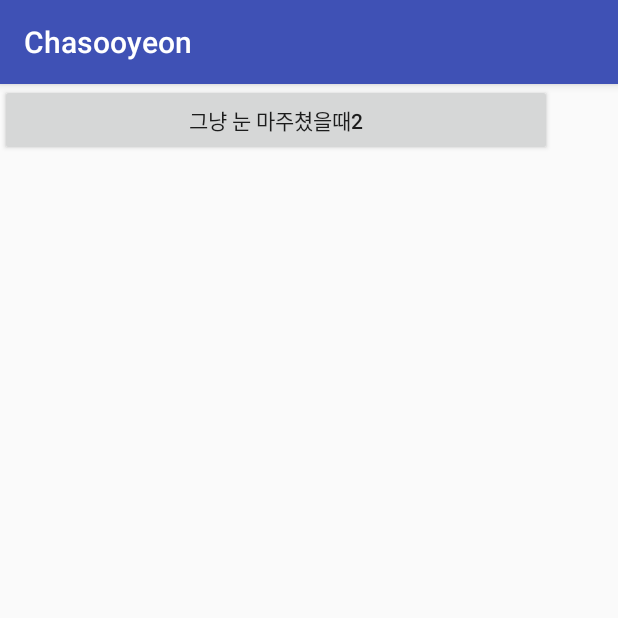
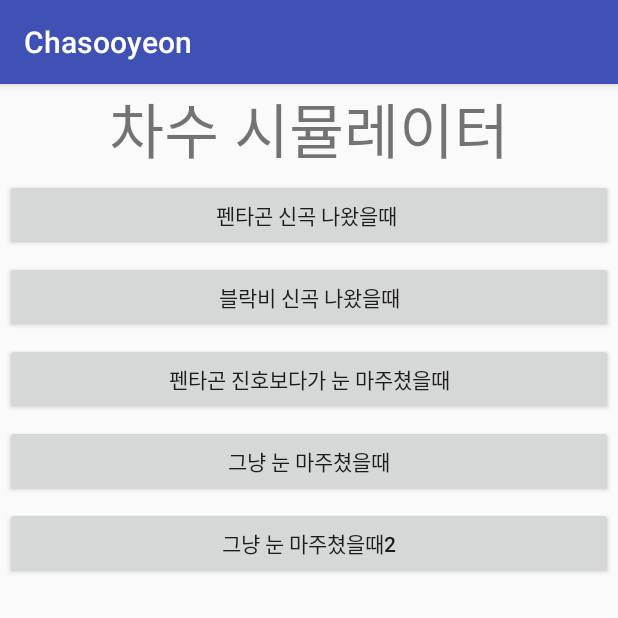
Before and after one commit to wkddbwls145/friend-simulator, an Android app: the screen it shows after launch (MainActivity), on a phone screen of 412 x 824 dp, the top half of it. Run offline under Robolectric (Android 15) with nearby library versions, the phone set to English and light mode, and no system bars.

Commit message:
#6 리니어 레이아웃으로 레이아웃 변경

```diff
--- a/app/src/main/res/layout/activity_main.xml
+++ b/app/src/main/res/layout/activity_main.xml
@@ -1,53 +1,54 @@
 <?xml version="1.0" encoding="utf-8"?>
-<android.support.constraint.ConstraintLayout xmlns:android="http://schemas.android.com/apk/res/android"
+<LinearLayout
+    xmlns:android="http://schemas.android.com/apk/res/android"
     xmlns:app="http://schemas.android.com/apk/res-auto"
     xmlns:tools="http://schemas.android.com/tools"
+    android:orientation="vertical"
     android:layout_width="match_parent"
     android:layout_height="match_parent"
     tools:context="kr.hs.emirim.wkddbwls145.chasooyeon.MainActivity">
 
+    <TextView
+        android:id="@+id/textView"
+        android:layout_width="match_parent"
+        android:layout_height="wrap_content"
+        android:textSize = "40sp"
+        android:gravity="center"
+        android:text="차수 시뮬레이터" />
+
     <Button
         android:id="@+id/button1"
-        android:layout_width="368dp"
+        android:layout_width="match_parent "
         android:layout_height="wrap_content"
-        android:text="펜타곤 신곡 나왔을때 "
-        tools:layout_editor_absoluteX="8dp"
-        android:layout_marginBottom="15dp"
-        app:layout_constraintBottom_toTopOf="@+id/button3" />
+        android:layout_margin="3dp"
+        android:text="펜타곤 신곡 나왔을때 " />
 
     <Button
         android:id="@+id/button2"
-        android:layout_width="368dp"
+        android:layout_width="match_parent "
         android:layout_height="wrap_content"
-        android:text="블락비 신곡 나왔을때"
-        tools:layout_editor_absoluteX="8dp"
-        android:layout_marginBottom="10dp"
-        app:layout_constraintBottom_toTopOf="@+id/button1" />
+        android:layout_margin="3dp"
+        android:text="블락비 신곡 나왔을때" />
 
     <Button
         android:id="@+id/button3"
-        android:layout_width="368dp"
+        android:layout_width="match_parent "
         android:layout_height="wrap_content"
-        android:text="펜타곤 진호보다가 눈 마주쳤을때"
-        tools:layout_editor_absoluteX="8dp"
-        android:layout_marginBottom="10dp"
-        app:layout_constraintBottom_toTopOf="@+id/button4" />
+        android:layout_margin="3dp"
+        android:text="펜타곤 진호보다가 눈 마주쳤을때" />
 
     <Button
         android:id="@+id/button4"
-        android:layout_width="368dp"
+        android:layout_width="match_parent "
         android:layout_height="wrap_content"
-        android:text="그냥 눈 마주쳤을때"
-        tools:layout_editor_absoluteX="8dp"
-        android:layout_marginBottom="6dp"
-        app:layout_constraintBottom_toTopOf="@+id/button5" />
+        android:layout_margin="3dp"
+        android:text="그냥 눈 마주쳤을때" />
 
     <Button
         android:id="@+id/button5"
-        android:layout_width="368dp"
+        android:layout_width="match_parent "
         android:layout_height="wrap_content"
-        android:text="그냥 눈 마주쳤을때2"
-        tools:layout_editor_absoluteX="8dp"
-        tools:layout_editor_absoluteY="324dp" />
+        android:layout_margin="3dp"
+        android:text="그냥 눈 마주쳤을때2" />
 
-</android.support.constraint.ConstraintLayout>
+</LinearLayout>
```
Also changed, not shown: 1 other file.
